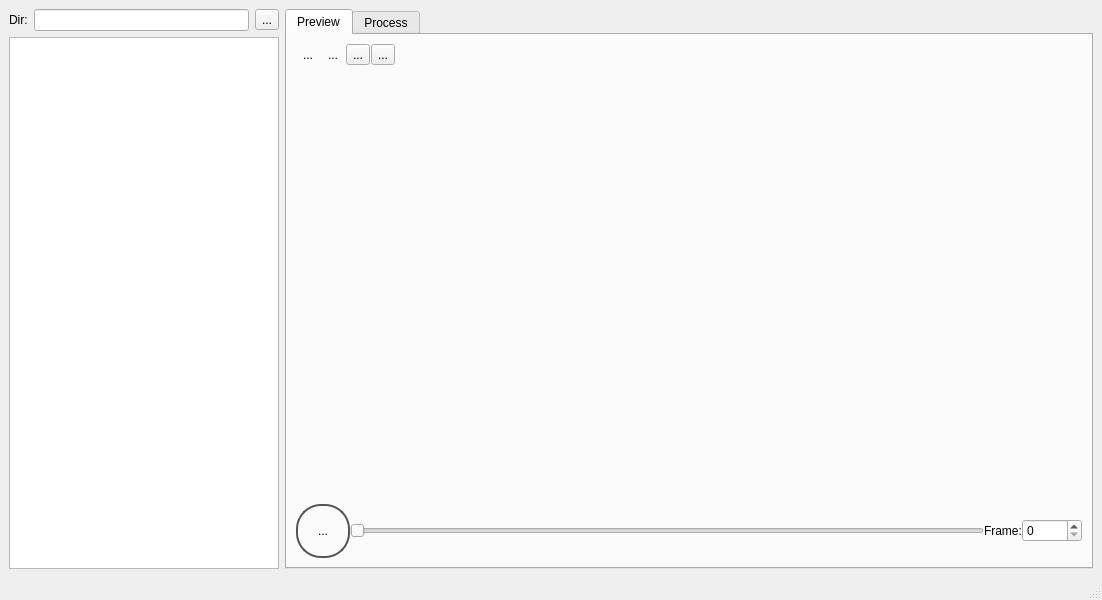
Above: mainwindow.ui from adwolfe/yawt before the change. Below: the same form after it.
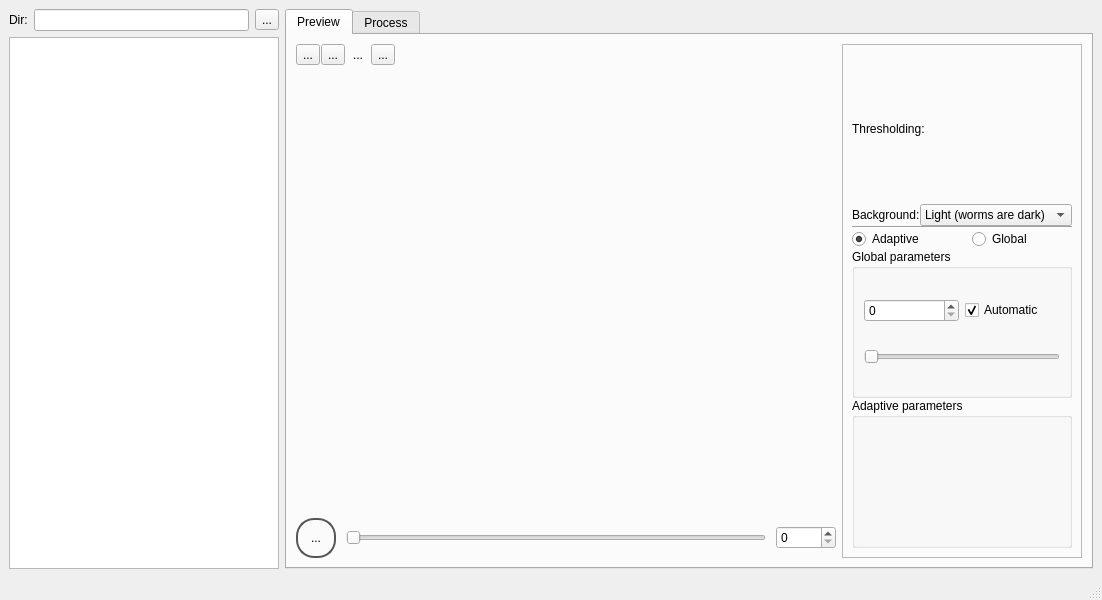
That is the form after the change. Icons and pictures are not drawn. Custom widgets are drawn as their Qt base class.

Commit message: global threshold working

Patch:
```diff
--- a/mainwindow.ui
+++ b/mainwindow.ui
@@ -56,10 +56,9 @@
        <attribute name="title">
         <string>Preview</string>
        </attribute>
+       <layout class="QHBoxLayout" name="horizontalLayout_2" stretch="3,1">
+        <item>
        <layout class="QVBoxLayout" name="verticalLayout" stretch="0,1,0">
-        <property name="spacing">
-         <number>0</number>
-        </property>
         <item>
          <layout class="QHBoxLayout" name="horizontalLayout">
           <property name="spacing">
@@ -70,18 +69,14 @@
             <property name="text">
              <string>...</string>
             </property>
-            <property name="autoRaise">
+              <property name="icon">
+               <iconset theme="QIcon::ThemeIcon::ZoomFitBest"/>
+              </property>
+              <property name="checkable">
              <bool>true</bool>
             </property>
-           </widget>
-          </item>
-          <item>
-           <widget class="QToolButton" name="roiModeButton">
-            <property name="text">
-             <string>...</string>
-            </property>
             <property name="autoRaise">
-             <bool>true</bool>
+               <bool>false</bool>
             </property>
            </widget>
           </item>
@@ -90,6 +85,28 @@
             <property name="text">
              <string>...</string>
             </property>
+              <property name="icon">
+               <iconset theme="QIcon::ThemeIcon::ViewRestore"/>
+              </property>
+              <property name="checkable">
+               <bool>true</bool>
+              </property>
+             </widget>
+            </item>
+            <item>
+             <widget class="QToolButton" name="roiModeButton">
+              <property name="text">
+               <string>...</string>
+              </property>
+              <property name="icon">
+               <iconset theme="QIcon::ThemeIcon::MediaPlaybackStop"/>
+              </property>
+              <property name="checkable">
+               <bool>true</bool>
+              </property>
+              <property name="autoRaise">
+               <bool>true</bool>
+              </property>
            </widget>
           </item>
           <item>
@@ -118,20 +135,23 @@
          <widget class="VideoLoader" name="videoLoader" native="true"/>
         </item>
         <item>
-         <layout class="QHBoxLayout" name="horizontalLayout_3" stretch="0,0,0,0">
+           <layout class="QHBoxLayout" name="horizontalLayout_3" stretch="0,0,0">
+            <property name="spacing">
+             <number>10</number>
+            </property>
           <item>
            <widget class="QToolButton" name="playPauseButton">
             <property name="styleSheet">
              <string notr="true">/* Style for our specific Play/Pause button. Give it an object name in C++ */
 QToolButton#playPauseButton {
     /* Make it round */
-    border-radius: 25px; /* Half of the button's size (e.g., 50px / 2) */
+    border-radius: 18px; /* Half of the button's size (e.g., 50px / 2) */
 
     /* Define size - necessary for border-radius to work correctly */
-    min-width: 50px;
-    max-width: 50px;
-    min-height: 50px;
-    max-height: 50px;
+    min-width: 36px;
+    max-width: 36px;
+    min-height:36px;
+    max-height: 36px;
 
     /* Set borders and background */
     border: 2px solid #555; /* Example border */
@@ -187,13 +207,6 @@
             </property>
            </widget>
           </item>
-          <item>
-           <widget class="QLabel" name="label">
-            <property name="text">
-             <string>Frame:</string>
-            </property>
-           </widget>
-          </item>
           <item>
            <widget class="QSpinBox" name="framePosition">
             <property name="minimumSize">
@@ -205,6 +218,137 @@
            </widget>
           </item>
          </layout>
+          </item>
+         </layout>
+        </item>
+        <item>
+         <widget class="QFrame" name="frame">
+          <property name="frameShape">
+           <enum>QFrame::Shape::StyledPanel</enum>
+          </property>
+          <property name="frameShadow">
+           <enum>QFrame::Shadow::Sunken</enum>
+          </property>
+          <layout class="QGridLayout" name="gridLayout" rowstretch="0,0,0,0,0,0,0,0,0">
+           <property name="spacing">
+            <number>0</number>
+           </property>
+           <item row="3" column="0" colspan="4">
+            <widget class="Line" name="line">
+             <property name="orientation">
+              <enum>Qt::Orientation::Horizontal</enum>
+             </property>
+            </widget>
+           </item>
+           <item row="1" column="0" colspan="4">
+            <widget class="QLabel" name="labelThresholding">
+             <property name="text">
+              <string>Thresholding:</string>
+             </property>
+            </widget>
+           </item>
+           <item row="2" column="3">
+            <widget class="QComboBox" name="comboBox">
+             <item>
+              <property name="text">
+               <string>Light (worms are dark)</string>
+              </property>
+             </item>
+             <item>
+              <property name="text">
+               <string>Dark (worms are light)</string>
+              </property>
+             </item>
+            </widget>
+           </item>
+           <item row="7" column="0" colspan="4">
+            <widget class="QGroupBox" name="globalGroupBox">
+             <property name="title">
+              <string>Global parameters</string>
+             </property>
+             <property name="flat">
+              <bool>false</bool>
+             </property>
+             <property name="checkable">
+              <bool>false</bool>
+             </property>
+             <layout class="QGridLayout" name="gridLayout_2">
+              <item row="1" column="0" colspan="2">
+               <widget class="QSlider" name="globalThreshSlider">
+                <property name="enabled">
+                 <bool>true</bool>
+                </property>
+                <property name="maximum">
+                 <number>255</number>
+                </property>
+                <property name="orientation">
+                 <enum>Qt::Orientation::Horizontal</enum>
+                </property>
+               </widget>
+              </item>
+              <item row="0" column="0">
+               <widget class="QSpinBox" name="globalThreshValueSpin">
+                <property name="enabled">
+                 <bool>true</bool>
+                </property>
+                <property name="maximum">
+                 <number>255</number>
+                </property>
+               </widget>
+              </item>
+              <item row="0" column="1">
+               <widget class="QCheckBox" name="globalThreshAutoCheck">
+                <property name="text">
+                 <string>Automatic</string>
+                </property>
+                <property name="checked">
+                 <bool>true</bool>
+                </property>
+               </widget>
+              </item>
+             </layout>
+            </widget>
+           </item>
+           <item row="2" column="0">
+            <widget class="QLabel" name="label">
+             <property name="text">
+              <string>Background:</string>
+             </property>
+            </widget>
+           </item>
+           <item row="8" column="0" colspan="4">
+            <widget class="QGroupBox" name="adaptiveGroupBox">
+             <property name="title">
+              <string>Adaptive parameters</string>
+             </property>
+            </widget>
+           </item>
+           <item row="4" column="0" colspan="4">
+            <layout class="QHBoxLayout" name="horizontalLayout_5">
+             <property name="spacing">
+              <number>20</number>
+             </property>
+             <item>
+              <widget class="QRadioButton" name="adaptiveRadio">
+               <property name="text">
+                <string>Adaptive</string>
+               </property>
+               <property name="checked">
+                <bool>true</bool>
+               </property>
+              </widget>
+             </item>
+             <item>
+              <widget class="QRadioButton" name="globalRadio">
+               <property name="text">
+                <string>Global</string>
+               </property>
+              </widget>
+             </item>
+            </layout>
+           </item>
+          </layout>
+         </widget>
         </item>
        </layout>
       </widget>
```
Left out of the diff: 6 changed lines with no effect on the pictures. Lines whose indentation alone changed are shown as unchanged. The commit also changes 6 other files.
